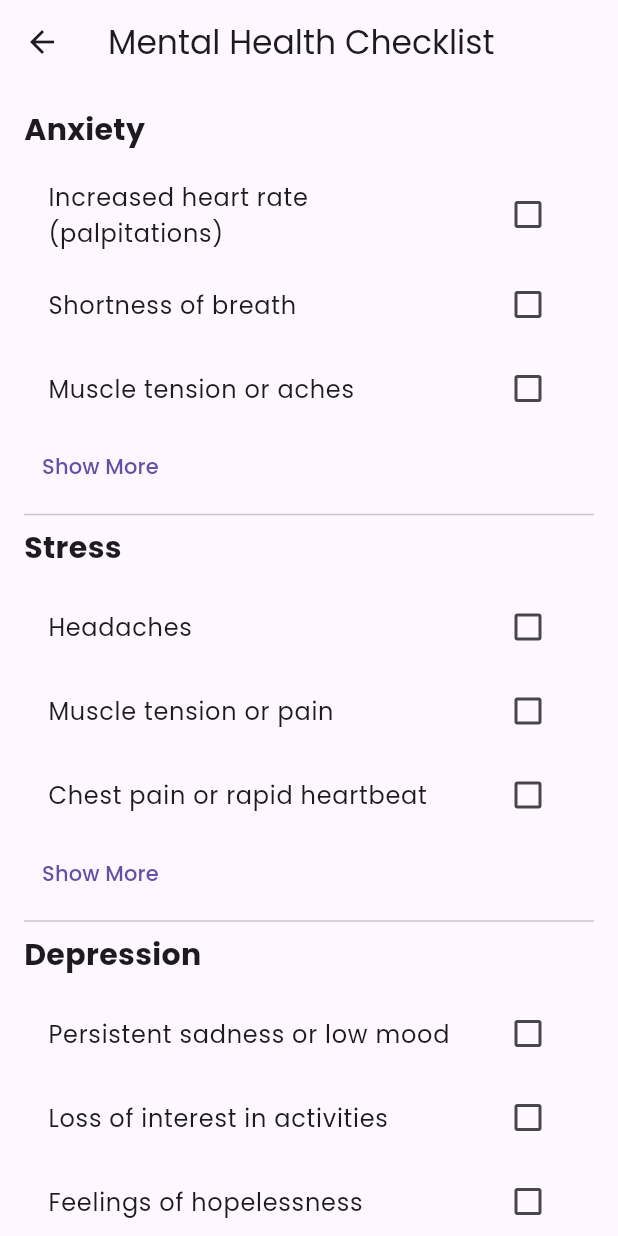
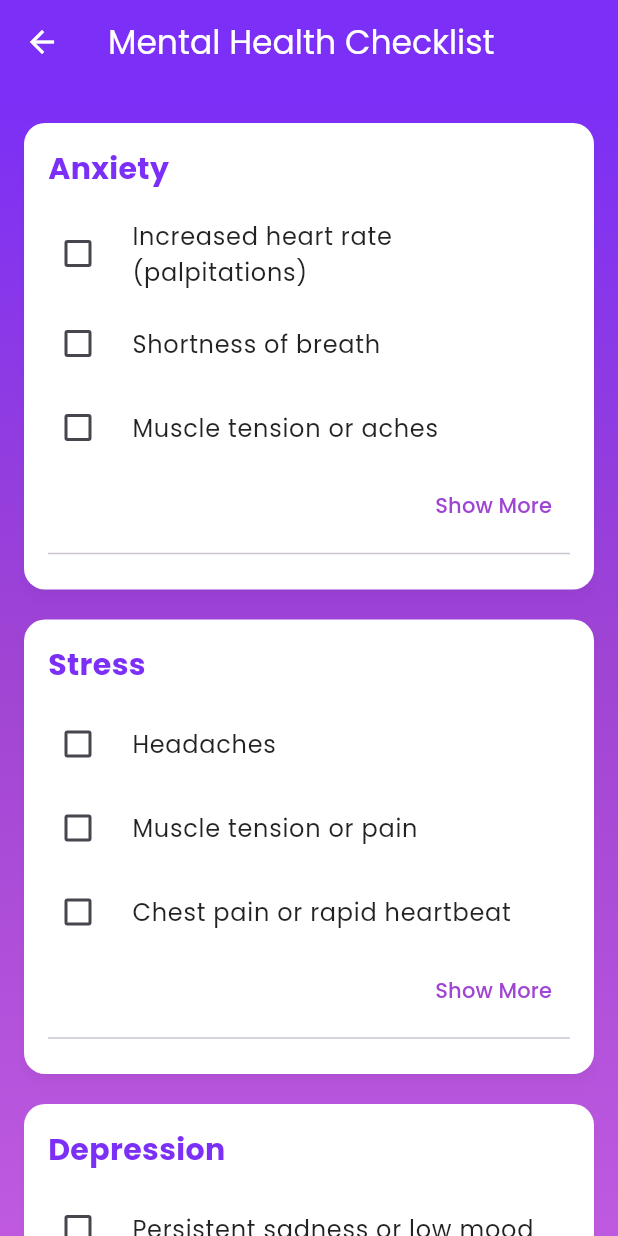
Before and after one commit to shoaib3474/Caress-Care, a Flutter app: the ChecklistScreen screen opened by its route, on a phone screen of 412 x 824 dp. Run offline on Flutter 3.47's test engine with Material 3 defaults, Android fonts, the light colour scheme and no system bars; our stand-ins replace get, lottie.

Commit message:
add styling to checklist Screen

```diff
--- a/lib/main.dart
+++ b/lib/main.dart
@@ -14,7 +14,7 @@ class MyApp extends StatelessWidget {
     return GetMaterialApp(
       debugShowCheckedModeBanner: false,
       title: 'Caress Care',
-      initialRoute: AppRoutes.login,
+      initialRoute: AppRoutes.splash,
       getPages: AppRoutes.routes,
       theme: ThemeData(useMaterial3: true, fontFamily: 'Poppins'),
     );
--- a/lib/utils/const/app_colors.dart
+++ b/lib/utils/const/app_colors.dart
@@ -1,25 +1,24 @@
 import 'package:flutter/material.dart';
 
 class AppColors {
-  // Soft Pastel Theme based on Mental Health Checklist image
-  static const Color pastelYellow = Color(0xFFF9E7B5); // Used for tips 1 & 4
-  static const Color pastelGreen = Color(0xFFD9E6DA); // Used for tips 2 & 7
-  static const Color pastelPeach = Color(0xFFF4D5C7); // Used for tips 3 & 5
-  static const Color pastelLavender = Color(0xFFEBD9ED); // Tip 8
-  static const Color pastelBeige = Color(0xFFF3EDE2); // Center circle
-  static const Color pastelPink = Color(0xFFF7E3DC); // Tip 6
+  // Primary Gradient Colors (Purple Theme)
+  static const Color gradientTop = Color(0xFF7B2FF7); // Electric Purple
+  static const Color gradientMid = Color(0xFF9F44D3); // Medium Orchid
+  static const Color gradientBottom = Color(0xFFBF5AE0); // Lavender Rose
 
-  // Gradient (you can blend some of these)
+  /// Gradient List used in background decorations
   static const List<Color> mainGradient = [
-    pastelYellow,
-    pastelPeach,
-    pastelLavender,
+    gradientTop,
+    gradientMid,
+    gradientBottom,
   ];
 
-  // Background and text
-  static const Color background = pastelBeige;
-  static const Color textPrimary = Colors.black87;
-  static const Color textSecondary = Colors.black54;
-  static const Color white = Colors.white;
-  static const Color shadow = Color(0x29000000); // Soft shadow
+  // Background and Surface
+  static const Color background = Color(0xFFF9F9F9); // Light Gray Background
+  static const Color white = Colors.white; // Pure White
+  static const Color shadow = Color(0x29000000); // Light Black Shadow (opacity)
+
+  // Text Colors
+  static const Color textPrimary = Colors.black87; // Main Text
+  static const Color textSecondary = Colors.black54; // Sub Text
 }
--- a/lib/view/check_list_screen.dart
+++ b/lib/view/check_list_screen.dart
@@ -1,6 +1,7 @@
 // ignore_for_file: library_private_types_in_public_api
 
 import 'package:caress_care/model/mod_model.dart';
+import 'package:caress_care/utils/const/app_colors.dart';
 import 'package:flutter/material.dart';
 
 class ChecklistScreen extends StatefulWidget {
@@ -113,47 +114,24 @@ class _ChecklistScreenState extends State<ChecklistScreen> {
     }
   }
 
-  Widget buildCategory(
-    String title,
-    List<MentalHealthQuestion> questions,
-    bool showMore,
-    Function toggleShowMore,
-  ) {
-    final displayList = showMore ? questions : questions.take(3).toList();
-
-    return Column(
-      crossAxisAlignment: CrossAxisAlignment.start,
-      children: [
-        Text(
-          title,
-          style: const TextStyle(fontSize: 20, fontWeight: FontWeight.bold),
-        ),
-        const SizedBox(height: 10),
-        ...displayList.map(
-          (q) => CheckboxListTile(
-            title: Text(q.text),
-            value: q.isSelected,
-            onChanged: (val) {
-              setState(() {
-                q.isSelected = val ?? false;
-              });
-            },
-          ),
-        ),
-        TextButton(
-          onPressed: () => setState(() => toggleShowMore()),
-          child: Text(showMore ? 'Show Less' : 'Show More'),
-        ),
-        const Divider(),
-      ],
-    );
-  }
-
   @override
   Widget build(BuildContext context) {
     return Scaffold(
-      appBar: AppBar(title: const Text('Mental Health Checklist')),
-      body: SingleChildScrollView(
+      appBar: AppBar(
+        title: const Text('Mental Health Checklist'),
+        backgroundColor: AppColors.gradientTop,
+        foregroundColor: AppColors.white,
+        elevation: 0,
+      ),
+      body: Container(
+        decoration: const BoxDecoration(
+          gradient: LinearGradient(
+            colors: AppColors.mainGradient,
+            begin: Alignment.topCenter,
+            end: Alignment.bottomCenter,
+          ),
+        ),
+        child: SingleChildScrollView(
           padding: const EdgeInsets.all(16),
           child: Column(
             children: [
@@ -176,10 +154,93 @@ class _ChecklistScreenState extends State<ChecklistScreen> {
                 () => showMoreDepression = !showMoreDepression,
               ),
               const SizedBox(height: 20),
-            ElevatedButton(
+              SizedBox(
+                width: double.infinity,
+                child: ElevatedButton(
+                  style: ElevatedButton.styleFrom(
+                    padding: const EdgeInsets.symmetric(vertical: 16),
+                    backgroundColor: AppColors.gradientMid,
+                    foregroundColor: AppColors.white,
+                    shape: RoundedRectangleBorder(
+                      borderRadius: BorderRadius.circular(12),
+                    ),
+                    elevation: 4,
+                    shadowColor: AppColors.shadow,
+                  ),
                   onPressed: handleSubmit,
-              child: const Text('Submit'),
+                  child: const Text(
+                    'Submit',
+                    style: TextStyle(fontSize: 18, fontWeight: FontWeight.bold),
                   ),
+                ),
+              ),
+            ],
+          ),
+        ),
+      ),
+    );
+  }
+
+  Widget buildCategory(
+    String title,
+    List<MentalHealthQuestion> questions,
+    bool showMore,
+    Function toggleShowMore,
+  ) {
+    final displayList = showMore ? questions : questions.take(3).toList();
+
+    return Card(
+      color: AppColors.white,
+      elevation: 3,
+      shadowColor: AppColors.shadow,
+      margin: const EdgeInsets.symmetric(vertical: 10),
+      shape: RoundedRectangleBorder(borderRadius: BorderRadius.circular(14)),
+      child: Padding(
+        padding: const EdgeInsets.all(16),
+        child: Column(
+          crossAxisAlignment: CrossAxisAlignment.start,
+          children: [
+            Text(
+              title,
+              style: const TextStyle(
+                fontSize: 20,
+                fontWeight: FontWeight.bold,
+                color: AppColors.gradientTop,
+              ),
+            ),
+            const SizedBox(height: 10),
+            ...displayList.map(
+              (q) => CheckboxListTile(
+                title: Text(
+                  q.text,
+                  style: const TextStyle(
+                    color: AppColors.textPrimary,
+                    fontSize: 16,
+                  ),
+                ),
+                value: q.isSelected,
+                activeColor: AppColors.gradientMid,
+                checkColor: AppColors.white,
+                onChanged: (val) {
+                  setState(() {
+                    q.isSelected = val ?? false;
+                  });
+                },
+                controlAffinity: ListTileControlAffinity.leading,
+                contentPadding: EdgeInsets.zero,
+              ),
+            ),
+            Align(
+              alignment: Alignment.centerRight,
+              child: TextButton(
+                onPressed: () => setState(() => toggleShowMore()),
+                style: TextButton.styleFrom(
+                  foregroundColor: AppColors.gradientMid,
+                ),
+                child: Text(showMore ? 'Show Less' : 'Show More'),
+              ),
+            ),
+            const Divider(),
           ],
         ),
       ),
```
Lines whose indentation alone changed are shown as unchanged.
